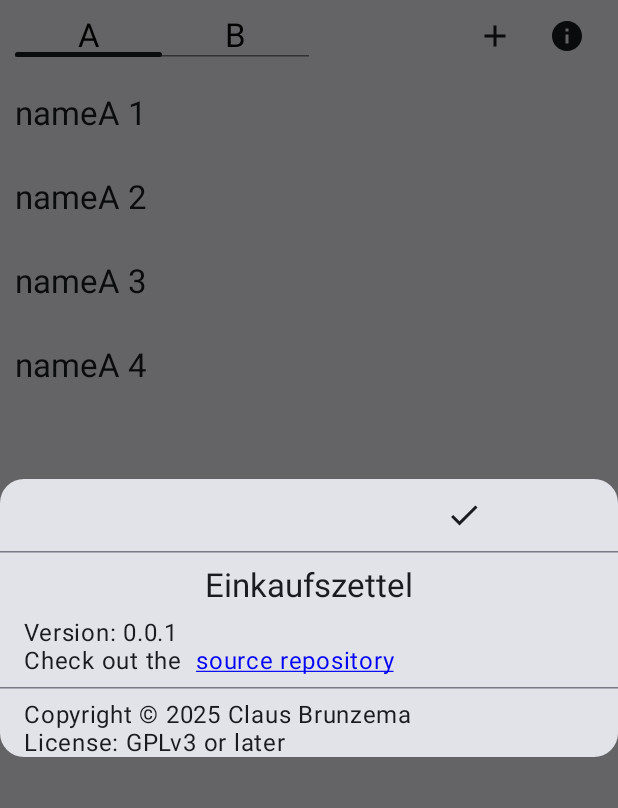
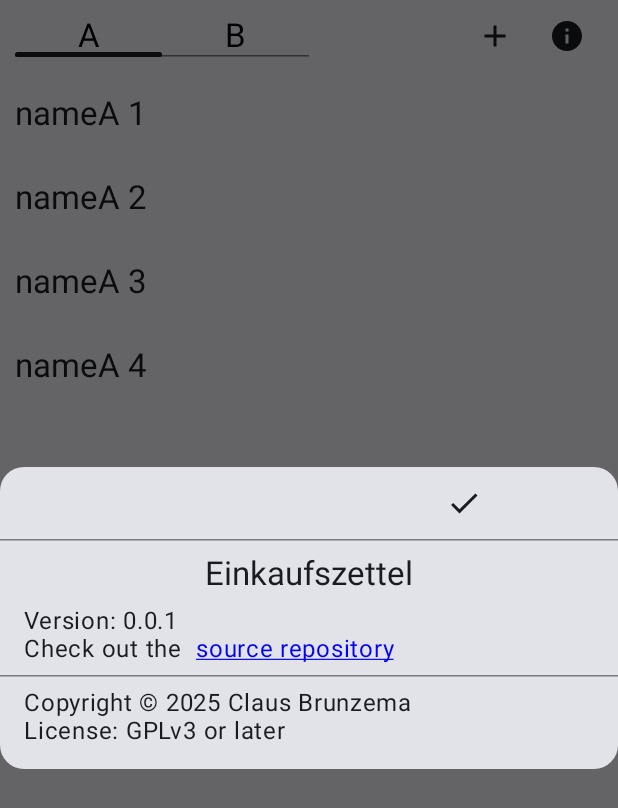
Before and after one commit to replrep/Einkaufszettel, an Android app built with Jetpack Compose: the screen it shows after launch (MainActivity), after a tap on "Info", on a phone screen of 412 x 824 dp. Shown: the top 808 px of the screen. Run offline under Robolectric (Android 15) with nearby library versions, the phone set to English and light mode, and no system bars.

Commit message:
add bottom padding in info dialog

```diff
--- a/app/src/main/java/de/cbrunzema/einkaufszettel/InfoDialog.kt
+++ b/app/src/main/java/de/cbrunzema/einkaufszettel/InfoDialog.kt
@@ -95,7 +95,7 @@
             Spacer(Modifier.height(8.dp))
             HorizontalDivider()
             Spacer(Modifier.height(8.dp))
-            Column(modifier = Modifier.padding(horizontal = 16.dp)) {
+            Column(modifier = Modifier.padding(horizontal = 16.dp).padding(bottom = 16.dp)) {
                 Text(
                     stringResource(R.string.copyright), style = MaterialTheme.typography.bodyLarge
                 )
```
